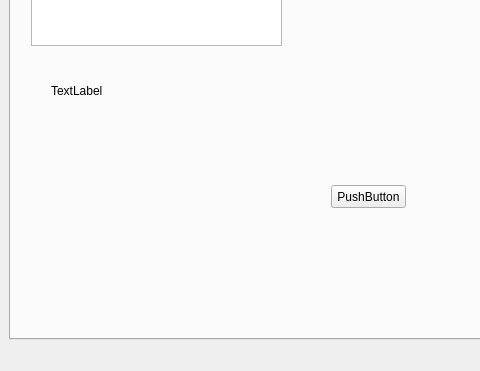
This is uis/mainWindow.ui in JakubBurczyk/AD_SpotifyAnalyzer as Qt 5 draws it before an edit; both pictures show x 0 to 480 and y 340 to 711 of the 1009 by 711 pixel window. The edited form follows.
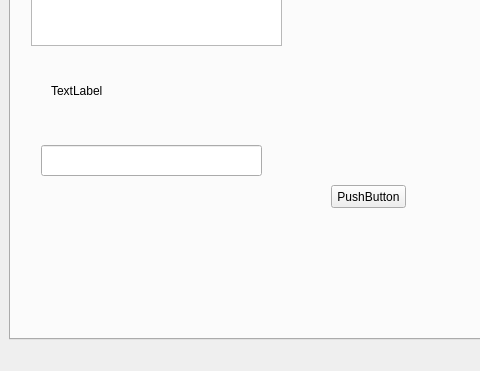
This is the edited form.

Commit message: Line Edit Wdg

What changed in the file:
```diff
--- a/uis/mainWindow.ui
+++ b/uis/mainWindow.ui
@@ -92,6 +92,16 @@
          <string>TextLabel</string>
         </property>
        </widget>
+       <widget class="QLineEdit" name="lineEdit">
+        <property name="geometry">
+         <rect>
+          <x>30</x>
+          <y>450</y>
+          <width>221</width>
+          <height>31</height>
+         </rect>
+        </property>
+       </widget>
       </widget>
       <widget class="QWidget" name="tab_1">
        <attribute name="title">
```
Left out of the diff: 21 changed lines with no effect on the pictures. The commit also changes 3 other files.
